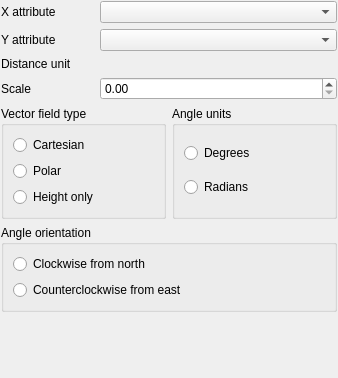
Qt form src/ui/symbollayer/widget_vectorfield.ui (qgis/QGIS) before a commit.
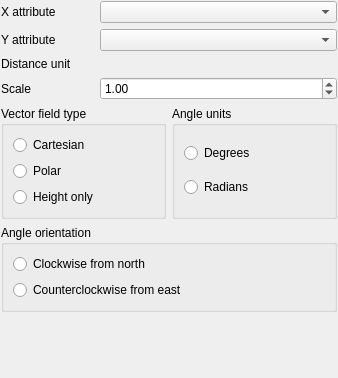
The same form after that commit. Custom widgets are drawn as their Qt base class.

Commit message: Fix missing map units in vector field widget

Diff of the .ui file:
```diff
--- a/src/ui/symbollayer/widget_vectorfield.ui
+++ b/src/ui/symbollayer/widget_vectorfield.ui
@@ -108,10 +108,19 @@
          <verstretch>0</verstretch>
         </sizepolicy>
        </property>
+       <property name="decimals">
+        <number>2</number>
+       </property>
+       <property name="maximum">
+        <double>9999999.000000000000000</double>
+       </property>
        <property name="singleStep">
         <double>0.200000000000000</double>
        </property>
-       <property name="showClearButton">
+       <property name="value">
+        <double>1.000000000000000</double>
+       </property>
+       <property name="showClearButton" stdset="0">
         <bool>false</bool>
        </property>
       </widget>
```
Left out of the diff: 11 changed lines with no effect on the pictures. The commit also changes 2 other files.
